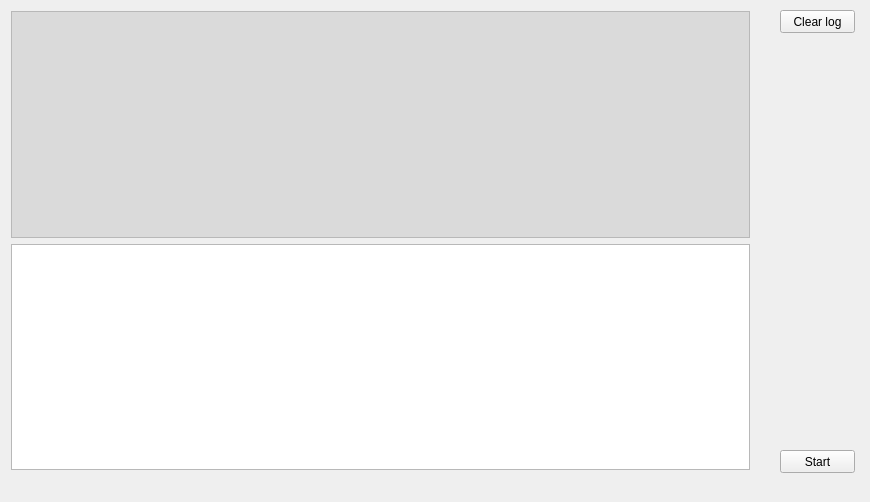
This is Qt_GUI/mainwindow.ui in AbdulovHell/simply_math as Qt 5 draws it before an edit. The edited form follows.
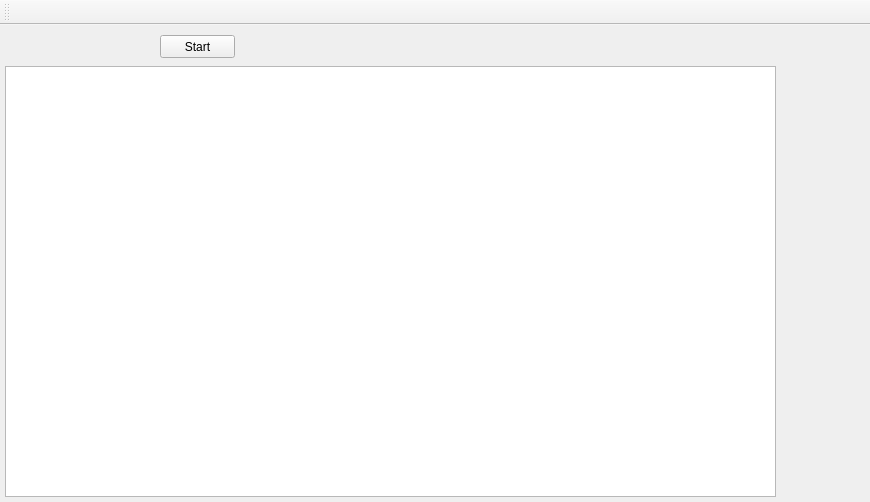
This is the edited form.

What changed in the file:
```diff
--- a/Qt_GUI/mainwindow.ui
+++ b/Qt_GUI/mainwindow.ui
@@ -23,129 +23,58 @@
    <widget class="QPushButton" name="startButton">
     <property name="geometry">
      <rect>
-      <x>780</x>
-      <y>450</y>
-      <width>75</width>
-      <height>23</height>
-     </rect>
-    </property>
-    <property name="text">
-     <string>Start</string>
-    </property>
-   </widget>
-   <widget class="QWidget" name="verticalLayoutWidget">
-    <property name="geometry">
-     <rect>
-      <x>0</x>
-      <y>0</y>
-      <width>761</width>
-      <height>481</height>
-     </rect>
-    </property>
-    <layout class="QVBoxLayout" name="verticalLayout">
-     <item>
-      <widget class="QTextEdit" name="outputText">
-       <property name="palette">
-        <palette>
-         <active>
-          <colorrole role="BrightText">
-           <brush brushstyle="SolidPattern">
-            <color alpha="255">
-             <red>149</red>
-             <green>149</green>
-             <blue>149</blue>
-            </color>
-           </brush>
-          </colorrole>
-          <colorrole role="Base">
-           <brush brushstyle="SolidPattern">
-            <color alpha="255">
-             <red>218</red>
-             <green>218</green>
-             <blue>218</blue>
-            </color>
-           </brush>
-          </colorrole>
-         </active>
-         <inactive>
-          <colorrole role="BrightText">
-           <brush brushstyle="SolidPattern">
-            <color alpha="255">
-             <red>149</red>
-             <green>149</green>
-             <blue>149</blue>
-            </color>
-           </brush>
-          </colorrole>
-          <colorrole role="Base">
-           <brush brushstyle="SolidPattern">
-            <color alpha="255">
-             <red>218</red>
-             <green>218</green>
-             <blue>218</blue>
-            </color>
-           </brush>
-          </colorrole>
-         </inactive>
-         <disabled>
-          <colorrole role="BrightText">
-           <brush brushstyle="SolidPattern">
-            <color alpha="255">
-             <red>149</red>
-             <green>149</green>
-             <blue>149</blue>
-            </color>
-           </brush>
-          </colorrole>
-          <colorrole role="Base">
-           <brush brushstyle="SolidPattern">
-            <color alpha="255">
-             <red>240</red>
-             <green>240</green>
-             <blue>240</blue>
-            </color>
-           </brush>
-          </colorrole>
-         </disabled>
-        </palette>
-       </property>
-       <property name="font">
-        <font>
-         <family>Times New Roman</family>
-         <pointsize>10</pointsize>
-         <kerning>true</kerning>
-        </font>
-       </property>
-       <property name="autoFillBackground">
-        <bool>false</bool>
-       </property>
-       <property name="readOnly">
-        <bool>true</bool>
-       </property>
-      </widget>
-     </item>
-     <item>
-      <widget class="QTextEdit" name="inputText">
-       <property name="placeholderText">
-        <string/>
-       </property>
-      </widget>
-     </item>
-    </layout>
-   </widget>
-   <widget class="QPushButton" name="clsLog">
-    <property name="geometry">
-     <rect>
-      <x>780</x>
+      <x>160</x>
       <y>10</y>
       <width>75</width>
       <height>23</height>
      </rect>
     </property>
     <property name="text">
-     <string>Clear log</string>
+     <string>Start</string>
     </property>
    </widget>
+   <widget class="QTextBrowser" name="textBrowser">
+    <property name="geometry">
+     <rect>
+      <x>5</x>
+      <y>41</y>
+      <width>771</width>
+      <height>431</height>
+     </rect>
+    </property>
+    <property name="maximumSize">
+     <size>
+      <width>771</width>
+      <height>471</height>
+     </size>
+    </property>
+   </widget>
+  </widget>
+  <widget class="QToolBar" name="toolBar">
+   <property name="sizePolicy">
+    <sizepolicy hsizetype="Preferred" vsizetype="Fixed">
+     <horstretch>0</horstretch>
+     <verstretch>0</verstretch>
+    </sizepolicy>
+   </property>
+   <property name="minimumSize">
+    <size>
+     <width>25</width>
+     <height>25</height>
+    </size>
+   </property>
+   <property name="acceptDrops">
+    <bool>false</bool>
+   </property>
+   <property name="windowTitle">
+    <string>toolBar</string>
+   </property>
+   <attribute name="toolBarArea">
+    <enum>TopToolBarArea</enum>
+   </attribute>
+   <attribute name="toolBarBreak">
+    <bool>false</bool>
+   </attribute>
   </widget>
   <widget class="QMenuBar" name="menuBar">
    <property name="geometry">
```
Left out of the diff: 21 changed lines with no effect on the pictures.
